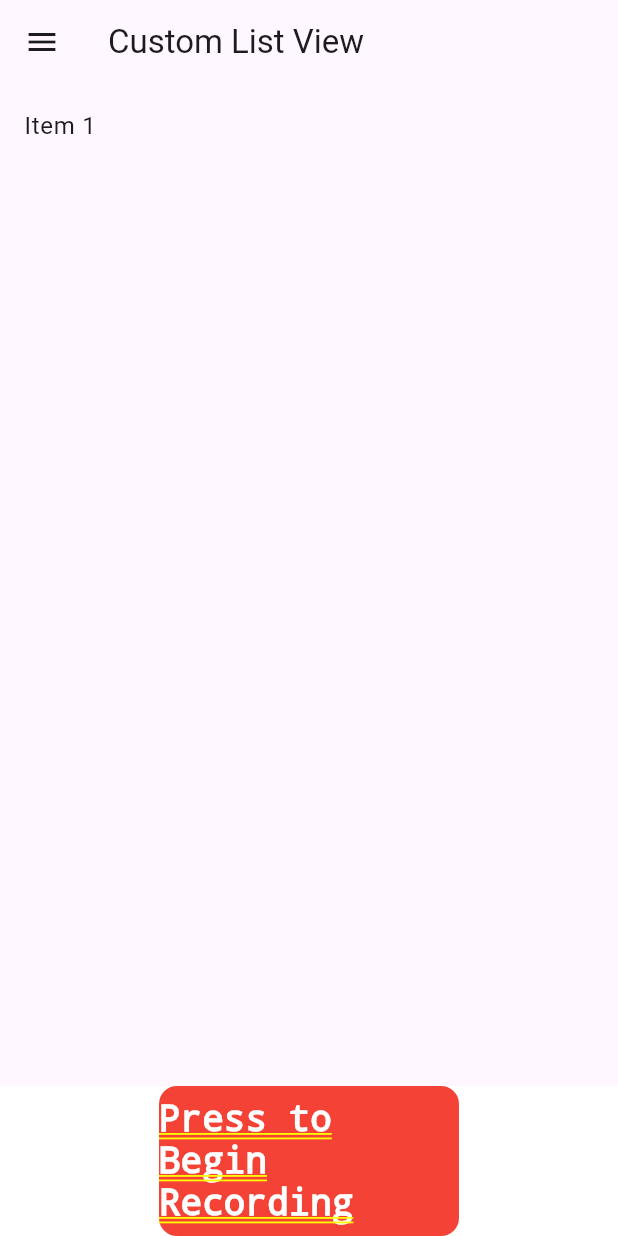
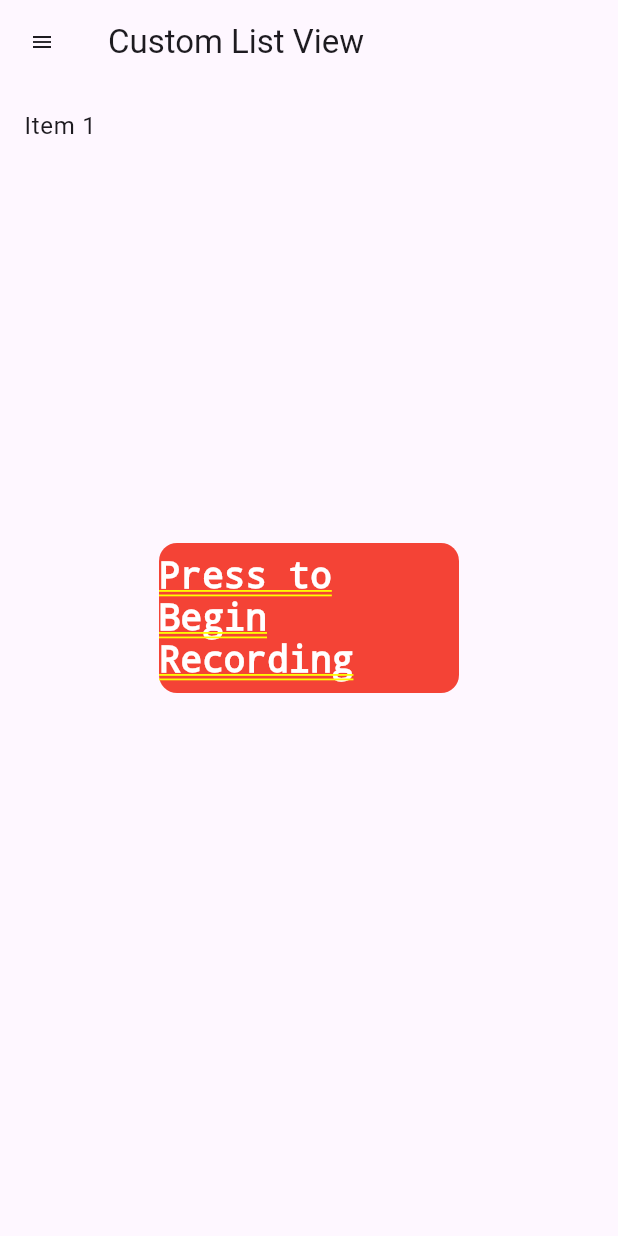
Before and after one commit to compzombie/EyeWitness, a Flutter app: the screen it shows after launch, on a phone screen of 412 x 824 dp. Run offline on Flutter 3.47's test engine with Material 3 defaults, Android fonts, the phone set to English and light mode, and no system bars; generated files the repository leaves out were written again.

Commit message:
button centered

```diff
--- a/eye_witness/lib/src/animated_red_button.dart
+++ b/eye_witness/lib/src/animated_red_button.dart
@@ -1,4 +1,3 @@
-
 import 'package:flutter/material.dart';
 
 class AnimatedRedButton extends StatefulWidget {
--- a/eye_witness/lib/src/app.dart
+++ b/eye_witness/lib/src/app.dart
@@ -23,11 +23,15 @@ class MyApp extends StatelessWidget {
         Locale('en', ''), // English, no country code
       ],
       builder: (context, child) {
-        //**attention: expand this return statement to include AnimatedRedButton */
-        return Column(
+        return Stack(
           children: [
-            Expanded(child: MainListView()),
-            AnimatedRedButton(),
+            const MainListView(
+              menuIconSize: 16.0, // Small and unobtrusive
+              menuFontSize: 16.0, // Small and unobtrusive
+            ),
+            Center(
+              child: AnimatedRedButton(),
+            ),
           ],
         );
       },
--- a/eye_witness/lib/src/main_list_view.dart
+++ b/eye_witness/lib/src/main_list_view.dart
@@ -1,9 +1,15 @@
-
 import 'package:flutter/material.dart';
 import 'animated_red_button.dart';
 
 class MainListView extends StatelessWidget {
-  const MainListView({super.key});
+  final double menuIconSize;
+  final double menuFontSize;
+
+  const MainListView({
+    super.key,
+    this.menuIconSize = 24.0,
+    this.menuFontSize = 24.0,
+  });
 
   @override
   Widget build(BuildContext context) {
@@ -13,7 +19,7 @@ class MainListView extends StatelessWidget {
         leading: Builder(
           builder: (context) {
             return IconButton(
-              icon: const Icon(Icons.menu),
+              icon: Icon(Icons.menu, size: menuIconSize),
               onPressed: () {
                 Scaffold.of(context).openDrawer();
               },
@@ -25,15 +31,15 @@ class MainListView extends StatelessWidget {
         child: ListView(
           padding: EdgeInsets.zero,
           children: <Widget>[
-            const DrawerHeader(
-              decoration: BoxDecoration(
+            DrawerHeader(
+              decoration: const BoxDecoration(
                 color: Colors.blue,
               ),
               child: Text(
                 'Menu',
                 style: TextStyle(
                   color: Colors.white,
-                  fontSize: 24,
+                  fontSize: menuFontSize,
                 ),
               ),
             ),
```
